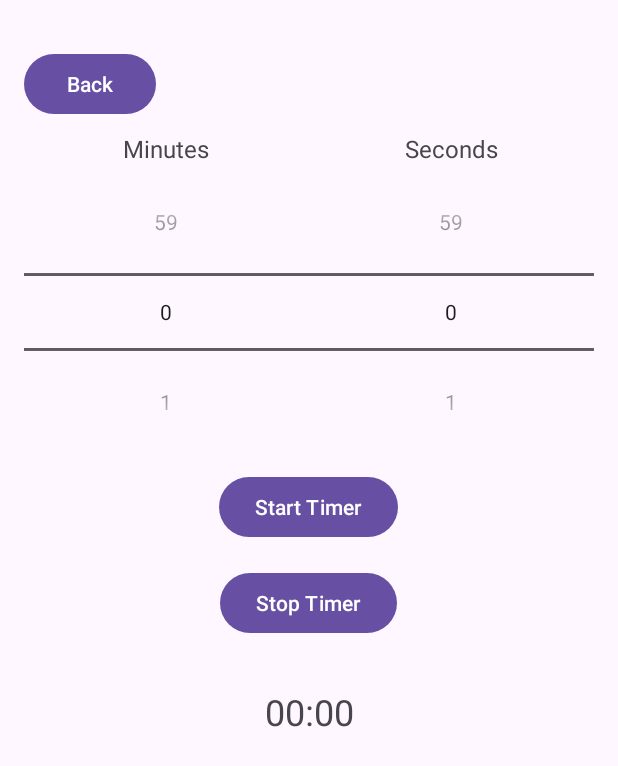
After one commit to javin141/MAD_Project, an Android app: the CookingTimer screen opened directly, with no data from a screen before it, on a phone screen of 412 x 824 dp. The commit adds this screen. Shown: the top 766 px of the screen. Run offline under Robolectric (Android 15) with nearby library versions, the phone set to English and light mode, and no system bars; network calls fail; Roboto replaces fonts that are not available here.

Commit message:
cooking timer and removal of upvote (makes app slow)

```diff
--- a/app/src/main/AndroidManifest.xml
+++ b/app/src/main/AndroidManifest.xml
@@ -16,6 +16,9 @@
         android:supportsRtl="true"
         android:theme="@style/Theme.MAD_Project"
         tools:targetApi="31">
+        <activity
+            android:name=".CookingTimer"
+            android:exported="false" />
         <activity
             android:name=".RecipeInfo"
             android:exported="false" />
@@ -38,7 +41,7 @@
             android:name=".RecipeList"
             android:exported="true"
             android:label="@string/title_activity_recipe_list"
-            android:theme="@style/Theme.MAD_Project"></activity>
+            android:theme="@style/Theme.MAD_Project" />
 
         <meta-data
             android:name="preloaded_fonts"
--- a/app/src/main/java/com/sp/mad_project/AddRecipes.java
+++ b/app/src/main/java/com/sp/mad_project/AddRecipes.java
@@ -42,6 +42,7 @@ public class AddRecipes extends AppCompatActivity {
         setContentView(R.layout.add_recipes);
 
         etRecipeName = findViewById(R.id.recipeNameInput);
+        etRecipeName.setEnabled(true);
         etCalories = findViewById(R.id.caloriesInput);
         etPrepTime = findViewById(R.id.prepTimeInput);
         etDescription = findViewById(R.id.descriptionInput);
@@ -68,6 +69,8 @@ public class AddRecipes extends AppCompatActivity {
         Intent intent = getIntent();
         if (intent.hasExtra("isEditing") && intent.getBooleanExtra("isEditing", false)) {
             isEditing = true;
+
+            etRecipeName.setEnabled(false);
 
             // Retrieve and set existing recipe details
             recipeId = intent.getLongExtra("recipeId", 0);
@@ -182,6 +185,8 @@ public class AddRecipes extends AppCompatActivity {
         }
 
         Toast.makeText(this, "Recipe saved successfully", Toast.LENGTH_SHORT).show();
+        Intent intent = new Intent(this, Homepage.class);
+        startActivity(intent);
         finish(); // Close the activity after saving
     }
 
--- /dev/null
+++ b/app/src/main/java/com/sp/mad_project/CookingTimer.java
@@ -0,0 +1,120 @@
+package com.sp.mad_project;
+
+import android.media.MediaPlayer;
+import android.os.Bundle;
+import android.os.CountDownTimer;
+import android.view.View;
+import android.widget.Button;
+import android.widget.NumberPicker;
+import android.widget.TextView;
+import android.widget.Toast;
+import androidx.appcompat.app.AppCompatActivity;
+
+public class CookingTimer extends AppCompatActivity {
+
+    private NumberPicker npMinutes, npSeconds;
+    private Button btnStartTimer, btnStopTimer, btnBack;
+    private TextView tvTimer;
+    private CountDownTimer countDownTimer;
+    private boolean isTimerRunning = false;
+    private MediaPlayer mediaPlayer;
+
+    @Override
+    protected void onCreate(Bundle savedInstanceState) {
+        super.onCreate(savedInstanceState);
+        setContentView(R.layout.cooking_timer);
+
+        npMinutes = findViewById(R.id.npMinutes);
+        npSeconds = findViewById(R.id.npSeconds);
+        btnStartTimer = findViewById(R.id.btnStartTimer);
+        btnStopTimer = findViewById(R.id.btnStopTimer);
+        btnBack = findViewById(R.id.btnBack);
+        tvTimer = findViewById(R.id.tvTimer);
+
+        // Initialize NumberPickers
+        npMinutes.setMinValue(0);
+        npMinutes.setMaxValue(59);
+        npSeconds.setMinValue(0);
+        npSeconds.setMaxValue(59);
+
+        // Initialize MediaPlayer for beep sound
+        mediaPlayer = MediaPlayer.create(this, R.raw.beep);
+        mediaPlayer.setVolume(1.0f, 1.0f); // Set volume to maximum
+
+        // Set button click listeners
+        btnBack.setOnClickListener(v -> finish());
+        btnStartTimer.setOnClickListener(v -> startTimer());
+        btnStopTimer.setOnClickListener(v -> stopTimer());
+    }
+
+    private void startTimer() {
+        if (!isTimerRunning) {
+            int minutes = npMinutes.getValue();
+            int seconds = npSeconds.getValue();
+
+            long totalMillis = (minutes * 60 + seconds) * 1000;
+
+            countDownTimer = new CountDownTimer(totalMillis, 1000) {
+                @Override
+                public void onTick(long millisUntilFinished) {
+                    updateTimerText(millisUntilFinished);
+                }
+
+                @Override
+                public void onFinish() {
+                    updateTimerText(0);
+                    playBeepSound();
+                    Toast.makeText(CookingTimer.this, "Timer finished!", Toast.LENGTH_SHORT).show();
+                    isTimerRunning = false;
+                    countDownTimer = null; // Set countDownTimer to null after finishing
+                }
+            }.start();
+
+            isTimerRunning = true;
+        }
+    }
+
+    private void stopTimer() {
+       if (countDownTimer != null) {
+                countDownTimer.cancel();
+            }
+            tvTimer.setText("00:00");
+            isTimerRunning = false;
+            stopBeepSound();
+
+    }
+
+    private void updateTimerText(long millisUntilFinished) {
+        int minutes = (int) (millisUntilFinished / 1000) / 60;
+        int seconds = (int) (millisUntilFinished / 1000) % 60;
+
+        String timerText = String.format("%02d:%02d", minutes, seconds);
+        tvTimer.setText(timerText);
+    }
+
+    private void playBeepSound() {
+        mediaPlayer.start();
+    }
+
+    private void playBeepSoundLoop() {
+        mediaPlayer.setLooping(true);
+        mediaPlayer.start();
+    }
+
+    private void stopBeepSound() {
+        if (mediaPlayer.isPlaying()) {
+            mediaPlayer.pause();
+            mediaPlayer.seekTo(0); // Reset to the beginning
+        }
+    }
+
+
+    @Override
+    protected void onDestroy() {
+        super.onDestroy();
+        // Release MediaPlayer resources
+        if (mediaPlayer != null) {
+            mediaPlayer.release();
+        }
+    }
+}
--- /dev/null
+++ b/app/src/main/res/layout/cooking_timer.xml
@@ -0,0 +1,94 @@
+<?xml version="1.0" encoding="utf-8"?>
+<RelativeLayout xmlns:android="http://schemas.android.com/apk/res/android"
+    android:layout_width="match_parent"
+    android:layout_height="match_parent"
+    android:padding="16dp">
+
+    <Button
+        android:id="@+id/btnBack"
+        android:layout_width="wrap_content"
+        android:layout_height="wrap_content"
+        android:text="Back"
+        android:layout_alignParentTop="true"
+        android:layout_alignParentStart="true"
+        android:layout_marginTop="16dp"
+        android:layout_marginEnd="16dp"/>
+
+    <LinearLayout
+        android:id="@+id/llLabels"
+        android:layout_width="match_parent"
+        android:layout_height="wrap_content"
+        android:orientation="horizontal"
+        android:layout_below="@id/btnBack"
+        android:layout_centerHorizontal="true"
+        android:layout_marginTop="8dp">
+
+        <TextView
+            android:layout_width="0dp"
+            android:layout_weight="1"
+            android:layout_height="wrap_content"
+            android:text="Minutes"
+            android:textSize="16sp"
+            android:gravity="center"/>
+
+        <TextView
+            android:layout_width="0dp"
+            android:layout_weight="1"
+            android:layout_height="wrap_content"
+            android:text="Seconds"
+            android:textSize="16sp"
+            android:gravity="center"/>
+    </LinearLayout>
+
+    <LinearLayout
+        android:id="@+id/llNumberPickers"
+        android:layout_width="match_parent"
+        android:layout_height="wrap_content"
+        android:orientation="horizontal"
+        android:layout_below="@id/llLabels"
+        android:layout_centerHorizontal="true"
+        android:layout_marginTop="8dp">
+
+        <NumberPicker
+            android:id="@+id/npMinutes"
+            android:layout_width="0dp"
+            android:layout_weight="1"
+            android:layout_height="wrap_content"/>
+
+        <NumberPicker
+            android:id="@+id/npSeconds"
+            android:layout_width="0dp"
+            android:layout_weight="1"
+            android:layout_height="wrap_content"/>
+    </LinearLayout>
+
+    <Button
+        android:id="@+id/btnStartTimer"
+        android:layout_width="wrap_content"
+        android:layout_height="wrap_content"
+        android:text="Start Timer"
+        android:layout_below="@id/llNumberPickers"
+        android:layout_centerHorizontal="true"
+        android:layout_marginTop="16dp"/>
+
+    <Button
+        android:id="@+id/btnStopTimer"
+        android:layout_width="wrap_content"
+        android:layout_height="wrap_content"
+        android:text="Stop Timer"
+        android:layout_below="@id/btnStartTimer"
+        android:layout_centerHorizontal="true"
+        android:layout_marginTop="16dp"/>
+
+    <TextView
+        android:id="@+id/tvTimer"
+        android:layout_width="match_parent"
+        android:layout_height="wrap_content"
+        android:text="00:00"
+        android:textSize="24sp"
+        android:gravity="center"
+        android:layout_below="@id/btnStopTimer"
+        android:layout_centerInParent="true"
+        android:layout_marginTop="32dp"/>
+
+</RelativeLayout>
--- a/app/src/main/res/layout/recipe_info.xml
+++ b/app/src/main/res/layout/recipe_info.xml
@@ -9,10 +9,12 @@
         android:layout_height="wrap_content"
         android:layout_marginStart="8dp"
         android:layout_marginEnd="8dp">
+
         <ImageView
             android:id="@+id/recipeInfoImage"
             android:layout_width="match_parent"
             android:layout_height="200dp"
+            android:layout_below="@+id/backButton"
             android:scaleType="centerCrop"
             android:layout_marginBottom="16dp"/>
 
```
Also changed, not shown: app/src/main/java/com/sp/mad_project/Homepage.java (+9 -0 lines), app/src/main/java/com/sp/mad_project/LocalDBHelper.java (+0 -33 lines), app/src/main/java/com/sp/mad_project/RecipeInfo.java (+4 -33 lines), app/src/main/java/com/sp/mad_project/RecipeList.java (+13 -4 lines), 1 other file.
